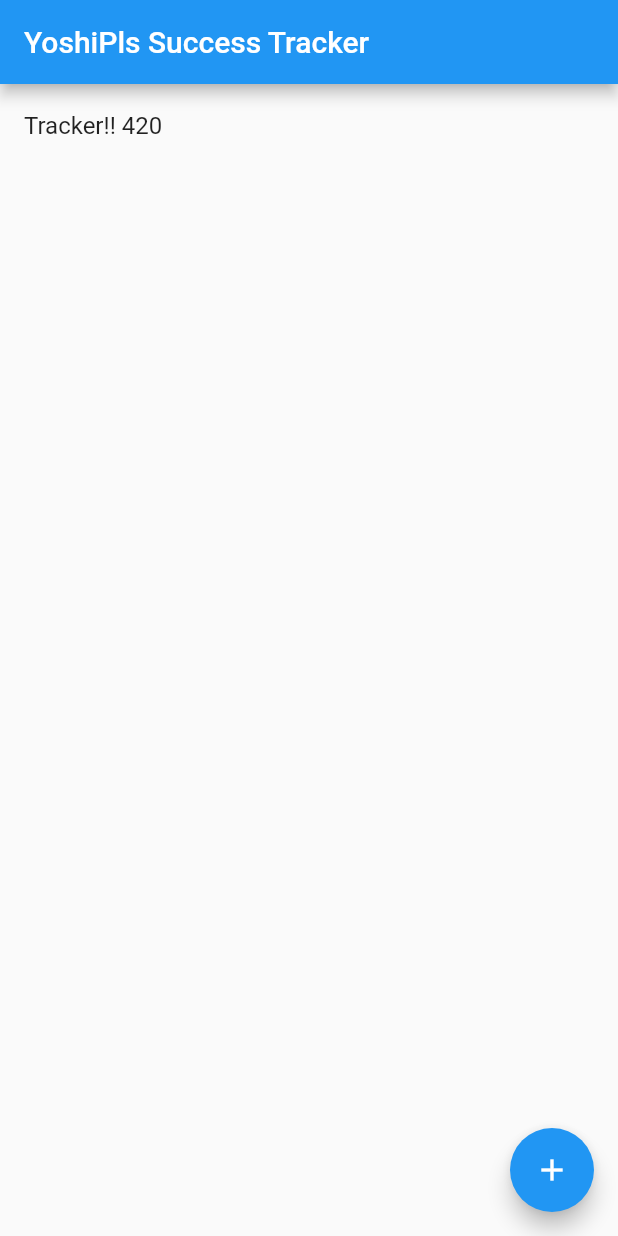
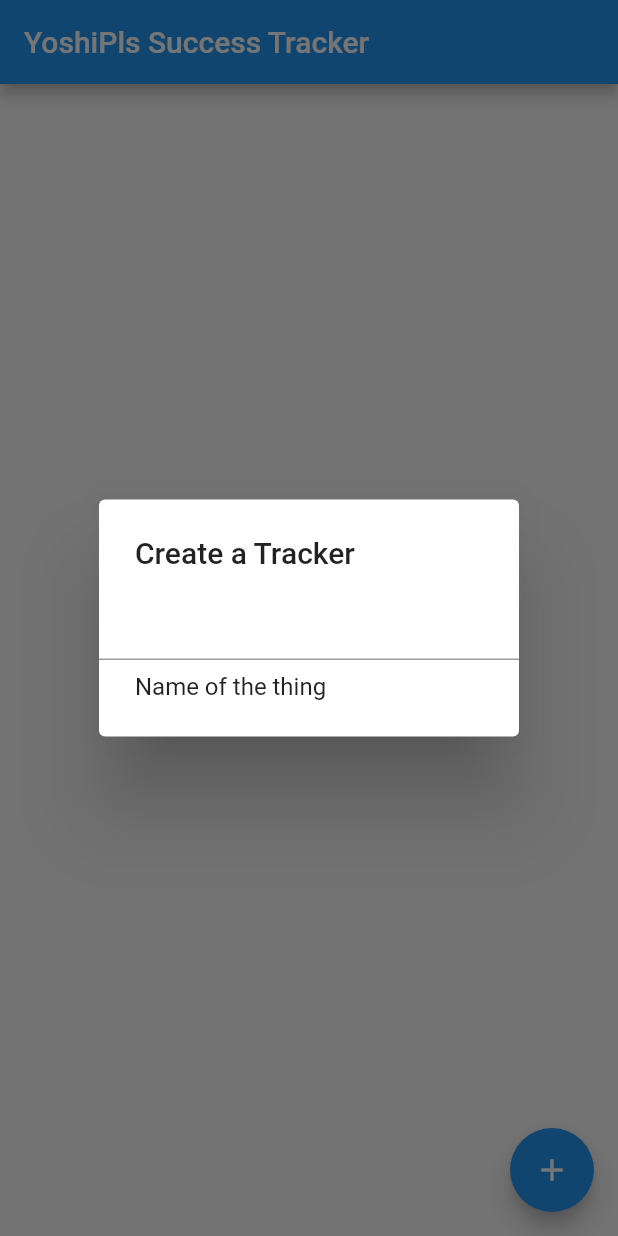
Before and after one commit to TylerNagamine/YoshiPls, a Flutter app: the screen it shows after launch, after a tap on the "add" icon, on a phone screen of 412 x 824 dp. Run offline on Flutter 3.47's test engine with Material 2 defaults, Android fonts, the phone set to English and light mode, and no system bars.

Commit message:
Unstyled modal for entering the tracker name when creating

```diff
--- a/lib/main.dart
+++ b/lib/main.dart
@@ -1,5 +1,6 @@
 import 'package:flutter/material.dart';
 import 'package:meta/meta.dart';
+import 'dart:async';
 
 // TODO: REMOVE
 import 'dart:math';
@@ -85,6 +86,14 @@ class Tracker {
   int failures;
 
   Tracker(this.name, { this.successes = 0, this.failures = 0 });
+
+  int getSuccessRate() {
+    if (this.failures == 0) {
+      return 0;
+    }
+
+    return ((this.successes / (this.successes + this.failures)) * 100).toInt();
+  }
 }
 
 typedef void TrackerFunction(Tracker tracker);
@@ -142,7 +151,7 @@ class _TrackerWidgetState extends State<TrackerWidget> {
     var success = this._tracker.successes;
     var fail = this._tracker.failures;
 
-    var percentage = ((success / fail) * 100).toInt();
+    var percentage = this._tracker.getSuccessRate();
 
     return new Scaffold(
       appBar: new AppBar(title: new Text('$title')),
@@ -181,12 +190,26 @@ class MyHomePage extends StatefulWidget {
 class _MyHomePageState extends State<MyHomePage> {
   List<Tracker> _trackers = new List<Tracker>();
 
-  void _addTracker() {
+  Future<Null> _addTracker(BuildContext context) async {
+    String nameValue;
+    var name = await showDialog<String>(
+      context: context,
+      child: new SimpleDialog(
+        title: new Text('Create a Tracker'),
+        children: <Widget>[
+          new TextField(
+            onChanged: (String value) { nameValue = value; },
+          ),
+          new SimpleDialogOption(
+            onPressed: () { Navigator.pop(context, nameValue); },
+            child: const Text('Name of the thing'),
+          ),
+        ],
+      )
+    );
+
     setState(() {
-      var rng = new Random();
-      var next = rng.nextInt(1000);
-
-      var newTracker = new Tracker('Tracker!! $next', successes: 0, failures: 0);
+      var newTracker = new Tracker(name, successes: 0, failures: 0);
 
       this._trackers.add(newTracker);
     });
@@ -228,7 +251,7 @@ class _MyHomePageState extends State<MyHomePage> {
       ),
       floatingActionButton: new FloatingActionButton(
         child: const Icon(Icons.add),
-        onPressed: this._addTracker,
+        onPressed: () {this._addTracker(context); },
       ),
     );
   }
```
